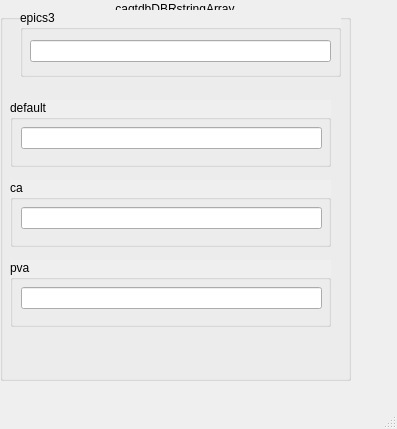
Old version of the form caqtdm/caqtdmDBRstringArray.ui in the repository mrkraimer/caqtdmtest.
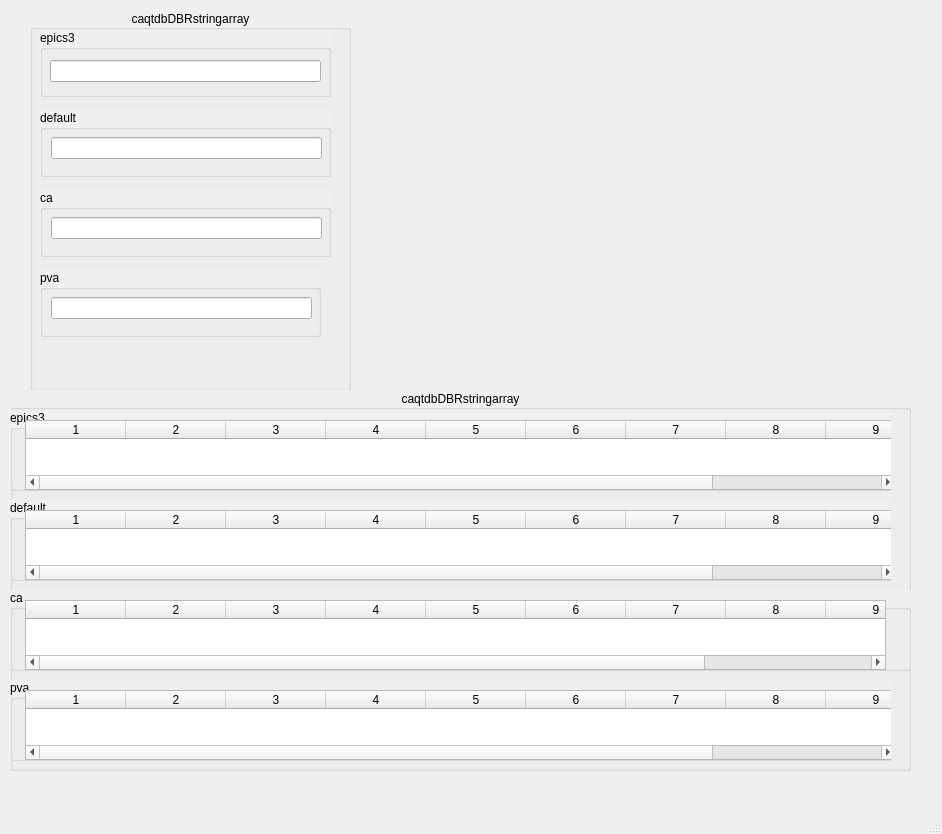
New version of the form. Custom widgets are drawn as their Qt base class.

Commit message: changes for string array; added caqtdm/initArrays

Patch:
```diff
--- a/caqtdm/caqtdmDBRstringArray.ui
+++ b/caqtdm/caqtdmDBRstringArray.ui
@@ -6,8 +6,8 @@
    <rect>
     <x>0</x>
     <y>0</y>
-    <width>397</width>
-    <height>429</height>
+    <width>942</width>
+    <height>834</height>
    </rect>
   </property>
   <property name="windowTitle">
@@ -17,9 +17,9 @@
    <widget class="QGroupBox" name="groupBox_8">
     <property name="geometry">
      <rect>
-      <x>0</x>
-      <y>0</y>
-      <width>351</width>
+      <x>30</x>
+      <y>10</y>
+      <width>321</width>
       <height>381</height>
      </rect>
     </property>
@@ -27,7 +27,7 @@
      <bool>true</bool>
     </property>
     <property name="title">
-     <string>caqtdbDBRstringArray</string>
+     <string>caqtdbDBRstringarray</string>
     </property>
     <property name="alignment">
      <set>Qt::AlignCenter</set>
@@ -37,7 +37,7 @@
       <rect>
        <x>10</x>
        <y>260</y>
-       <width>321</width>
+       <width>281</width>
        <height>67</height>
       </rect>
      </property>
@@ -52,7 +52,7 @@
        <rect>
         <x>11</x>
         <y>27</y>
-        <width>301</width>
+        <width>261</width>
         <height>22</height>
        </rect>
       </property>
@@ -67,9 +67,9 @@
     <widget class="QGroupBox" name="groupBox_3">
      <property name="geometry">
       <rect>
-       <x>20</x>
-       <y>10</y>
-       <width>321</width>
+       <x>10</x>
+       <y>20</y>
+       <width>291</width>
        <height>67</height>
       </rect>
      </property>
@@ -84,7 +84,7 @@
        <rect>
         <x>10</x>
         <y>30</y>
-        <width>301</width>
+        <width>271</width>
         <height>22</height>
        </rect>
       </property>
@@ -101,7 +101,7 @@
       <rect>
        <x>10</x>
        <y>180</y>
-       <width>321</width>
+       <width>291</width>
        <height>67</height>
       </rect>
      </property>
@@ -116,7 +116,7 @@
        <rect>
         <x>11</x>
         <y>27</y>
-        <width>301</width>
+        <width>271</width>
         <height>22</height>
        </rect>
       </property>
@@ -133,7 +133,7 @@
       <rect>
        <x>10</x>
        <y>100</y>
-       <width>321</width>
+       <width>291</width>
        <height>67</height>
       </rect>
      </property>
@@ -148,7 +148,7 @@
        <rect>
         <x>11</x>
         <y>27</y>
-        <width>301</width>
+        <width>271</width>
         <height>22</height>
        </rect>
       </property>
@@ -161,6 +161,277 @@
      </widget>
     </widget>
    </widget>
+   <widget class="QGroupBox" name="groupBox_9">
+    <property name="geometry">
+     <rect>
+      <x>10</x>
+      <y>390</y>
+      <width>901</width>
+      <height>381</height>
+     </rect>
+    </property>
+    <property name="autoFillBackground">
+     <bool>true</bool>
+    </property>
+    <property name="title">
+     <string>caqtdbDBRstringarray</string>
+    </property>
+    <property name="alignment">
+     <set>Qt::AlignCenter</set>
+    </property>
+    <widget class="QGroupBox" name="groupBox_15">
+     <property name="geometry">
+      <rect>
+       <x>0</x>
+       <y>290</y>
+       <width>881</width>
+       <height>81</height>
+      </rect>
+     </property>
+     <property name="autoFillBackground">
+      <bool>true</bool>
+     </property>
+     <property name="title">
+      <string>pva</string>
+     </property>
+     <widget class="caWaveTable" name="cawavetable_4">
+      <property name="geometry">
+       <rect>
+        <x>15</x>
+        <y>10</y>
+        <width>871</width>
+        <height>70</height>
+       </rect>
+      </property>
+      <property name="wordWrap">
+       <bool>false</bool>
+      </property>
+      <property name="channel" stdset="0">
+       <string notr="true">pva://caqtdmDBRstringArray</string>
+      </property>
+      <property name="numberOfRows">
+       <number>0</number>
+      </property>
+      <property name="numberOfColumns">
+       <number>10</number>
+      </property>
+      <property name="alignment">
+       <enum>caWaveTable::Right</enum>
+      </property>
+      <property name="colorMode">
+       <enum>caWaveTable::Alarm</enum>
+      </property>
+      <property name="precision">
+       <number>2</number>
+      </property>
+      <property name="precisionMode">
+       <enum>caWaveTable::User</enum>
+      </property>
+      <property name="formatType">
+       <enum>caWaveTable::decimal</enum>
+      </property>
+      <column/>
+      <column/>
+      <column/>
+      <column/>
+      <column/>
+      <column/>
+      <column/>
+      <column/>
+      <column/>
+      <column/>
+     </widget>
+    </widget>
+    <widget class="QGroupBox" name="groupBox_16">
+     <property name="geometry">
+      <rect>
+       <x>0</x>
+       <y>200</y>
+       <width>901</width>
+       <height>81</height>
+      </rect>
+     </property>
+     <property name="autoFillBackground">
+      <bool>true</bool>
+     </property>
+     <property name="title">
+      <string>ca</string>
+     </property>
+     <widget class="caWaveTable" name="cawavetable_3">
+      <property name="geometry">
+       <rect>
+        <x>15</x>
+        <y>10</y>
+        <width>861</width>
+        <height>70</height>
+       </rect>
+      </property>
+      <property name="wordWrap">
+       <bool>false</bool>
+      </property>
+      <property name="channel" stdset="0">
+       <string notr="true">caqtdmDBRstringArray</string>
+      </property>
+      <property name="numberOfRows">
+       <number>0</number>
+      </property>
+      <property name="numberOfColumns">
+       <number>10</number>
+      </property>
+      <property name="alignment">
+       <enum>caWaveTable::Right</enum>
+      </property>
+      <property name="colorMode">
+       <enum>caWaveTable::Alarm</enum>
+      </property>
+      <property name="precision">
+       <number>2</number>
+      </property>
+      <property name="precisionMode">
+       <enum>caWaveTable::User</enum>
+      </property>
+      <property name="formatType">
+       <enum>caWaveTable::decimal</enum>
+      </property>
+      <column/>
+      <column/>
+      <column/>
+      <column/>
+      <column/>
+      <column/>
+      <column/>
+      <column/>
+      <column/>
+      <column/>
+     </widget>
+    </widget>
+    <widget class="QGroupBox" name="groupBox_17">
+     <property name="geometry">
+      <rect>
+       <x>0</x>
+       <y>110</y>
+       <width>881</width>
+       <height>81</height>
+      </rect>
+     </property>
+     <property name="autoFillBackground">
+      <bool>true</bool>
+     </property>
+     <property name="title">
+      <string>default</string>
+     </property>
+     <widget class="caWaveTable" name="cawavetable_2">
+      <property name="geometry">
+       <rect>
+        <x>15</x>
+        <y>10</y>
+        <width>871</width>
+        <height>70</height>
+       </rect>
+      </property>
+      <property name="wordWrap">
+       <bool>false</bool>
+      </property>
+      <property name="channel" stdset="0">
+       <string notr="true">ca://caqtdmDBRstringArray</string>
+      </property>
+      <property name="numberOfRows">
+       <number>0</number>
+      </property>
+      <property name="numberOfColumns">
+       <number>10</number>
+      </property>
+      <property name="alignment">
+       <enum>caWaveTable::Right</enum>
+      </property>
+      <property name="colorMode">
+       <enum>caWaveTable::Alarm</enum>
+      </property>
+      <property name="precision">
+       <number>2</number>
+      </property>
+      <property name="precisionMode">
+       <enum>caWaveTable::User</enum>
+      </property>
+      <property name="formatType">
+       <enum>caWaveTable::decimal</enum>
+      </property>
+      <column/>
+      <column/>
+      <column/>
+      <column/>
+      <column/>
+      <column/>
+      <column/>
+      <column/>
+      <column/>
+      <column/>
+     </widget>
+    </widget>
+    <widget class="QGroupBox" name="groupBox_21">
+     <property name="geometry">
+      <rect>
+       <x>0</x>
+       <y>20</y>
+       <width>881</width>
+       <height>81</height>
+      </rect>
+     </property>
+     <property name="autoFillBackground">
+      <bool>true</bool>
+     </property>
+     <property name="title">
+      <string>epics3</string>
+     </property>
+     <widget class="caWaveTable" name="cawavetable_8">
+      <property name="geometry">
+       <rect>
+        <x>15</x>
+        <y>10</y>
+        <width>871</width>
+        <height>70</height>
+       </rect>
+      </property>
+      <property name="wordWrap">
+       <bool>false</bool>
+      </property>
+      <property name="channel" stdset="0">
+       <string notr="true">epics3://caqtdmDBRstringArray</string>
+      </property>
+      <property name="numberOfRows">
+       <number>0</number>
+      </property>
+      <property name="numberOfColumns">
+       <number>10</number>
+      </property>
+      <property name="alignment">
+       <enum>caWaveTable::Right</enum>
+      </property>
+      <property name="colorMode">
+       <enum>caWaveTable::Alarm</enum>
+      </property>
+      <property name="precision">
+       <number>2</number>
+      </property>
+      <property name="precisionMode">
+       <enum>caWaveTable::User</enum>
+      </property>
+      <property name="formatType">
+       <enum>caWaveTable::decimal</enum>
+      </property>
+      <column/>
+      <column/>
+      <column/>
+      <column/>
+      <column/>
+      <column/>
+      <column/>
+      <column/>
+      <column/>
+      <column/>
+     </widget>
+    </widget>
+   </widget>
   </widget>
   <widget class="QMenuBar" name="menubar">
    <property name="geometry">
@@ -185,6 +456,11 @@
    <extends>QLineEdit</extends>
    <header>caLineEdit</header>
   </customwidget>
+  <customwidget>
+   <class>caWaveTable</class>
+   <extends>QTableWidget</extends>
+   <header>caWaveTable</header>
+  </customwidget>
  </customwidgets>
  <resources/>
  <connections/>
```
Left out of the diff: 2 changed lines with no effect on the pictures. The commit also changes 4 other files.
